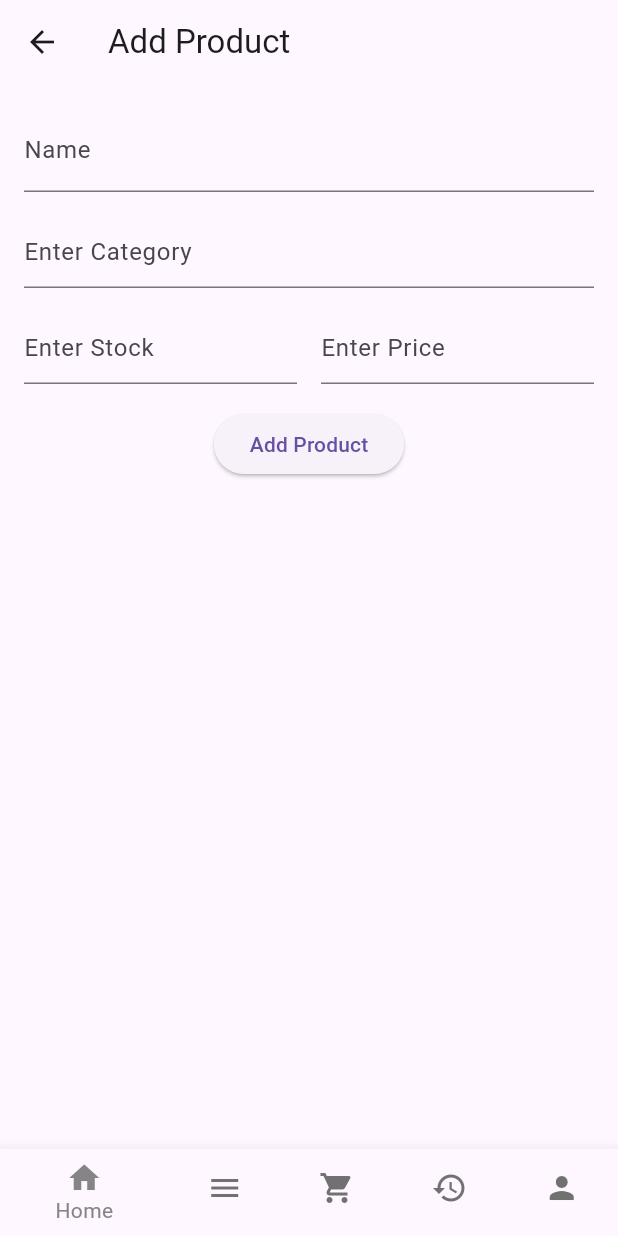
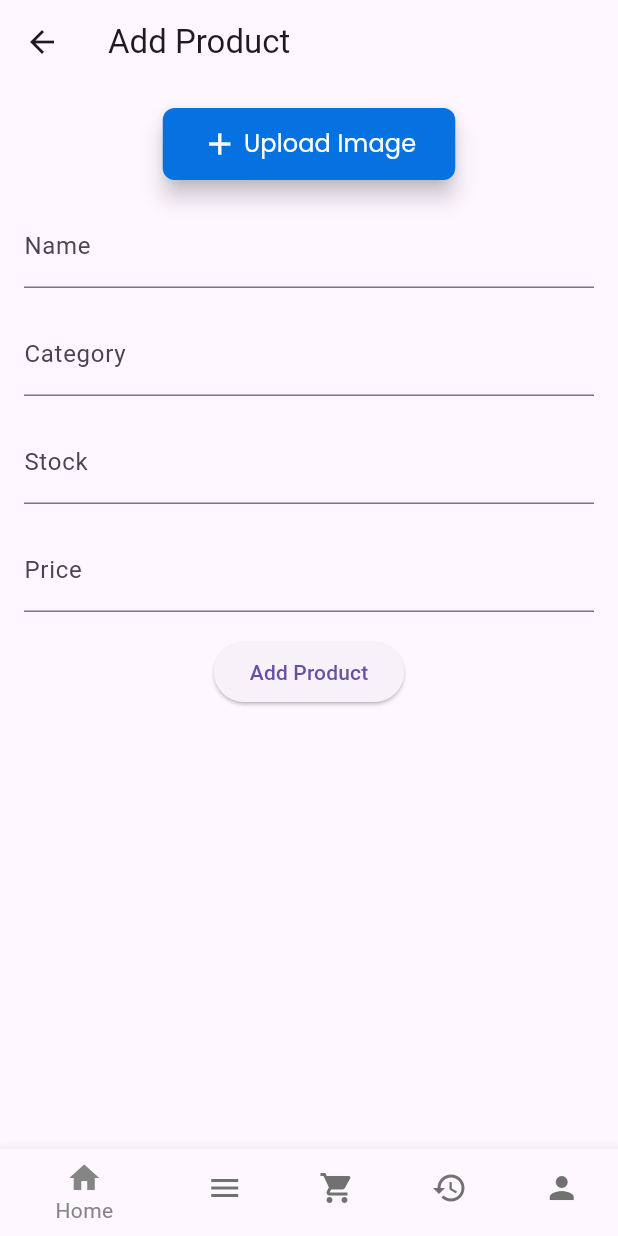
Before and after one commit to albertomarkallen/OneSync, a Flutter app: the screen it shows after launch, item 2 of the bottom bar chosen, after a tap on the "add" icon, on a phone screen of 412 x 824 dp. Run offline on Flutter 3.47's test engine with Material 3 defaults, Android fonts, the phone set to English and light mode, and no system bars; our stand-ins replace cloud_firestore, dotted_border, firebase_auth, firebase_core, firebase_storage, image_picker; accounts and stored records are empty; network calls fail.

Commit message:
[Feature][Krennt] - Utilizing Firebase Storage for Uid based upload of Image - Refactor Implementations

```diff
--- a/lib/main.dart
+++ b/lib/main.dart
@@ -1,15 +1,15 @@
+import 'package:firebase_core/firebase_core.dart';
 import 'package:flutter/material.dart';
 import 'package:onesync/firebase_options.dart';
 import 'package:onesync/navigation.dart';
-import 'package:onesync/screens/addproduct_screen.dart';
-// ignore: unused_import
-import 'package:onesync/screens/productdetails_screen.dart';
-import 'package:firebase_core/firebase_core.dart';
+import 'package:onesync/screens/add_product_screen.dart';
+import 'package:onesync/screens/utils.dart';
 
 Future<void> main() async {
   WidgetsFlutterBinding.ensureInitialized();
   await Firebase.initializeApp(options: DefaultFirebaseOptions.currentPlatform);
-  runApp(MyApp());
+  await signInUserAnon();
+  runApp(const MyApp());
 }
 
 class MyApp extends StatelessWidget {
@@ -19,7 +19,7 @@ class MyApp extends StatelessWidget {
   Widget build(BuildContext context) {
     return MaterialApp(
       routes: {
-        '/addProduct': (context) => AddProductScreen(),
+        '/addProduct': (context) => const AddProductScreen(),
         // Other routes...
       },
       theme: ThemeData(
@@ -29,7 +29,7 @@ class MyApp extends StatelessWidget {
         appBar: AppBar(
           title: const Text('OneSync'),
         ),
-        bottomNavigationBar: Navigation(),
+        bottomNavigationBar: const Navigation(),
       ),
     );
   }
--- a/lib/navigation.dart
+++ b/lib/navigation.dart
@@ -1,7 +1,7 @@
 import 'package:flutter/material.dart';
+import 'package:onesync/screens/history_screen.dart';
 import 'package:onesync/screens/home_screen.dart';
 import 'package:onesync/screens/menu_screen.dart';
-import 'package:onesync/screens/history_screen.dart';
 import 'package:onesync/screens/order_screen.dart';
 import 'package:onesync/screens/profile_screen.dart';
 import 'package:onesync/screens/test_screen.dart';
--- /dev/null
+++ b/lib/screens/add_product_screen.dart
@@ -0,0 +1,161 @@
+import 'dart:io';
+
+import 'package:cloud_firestore/cloud_firestore.dart';
+import 'package:flutter/material.dart';
+import 'package:onesync/navigation.dart';
+import 'package:onesync/screens/utils.dart';
+
+class AddProductScreen extends StatefulWidget {
+  const AddProductScreen({Key? key}) : super(key: key);
+
+  @override
+  _AddProductScreenState createState() => _AddProductScreenState();
+}
+
+class _AddProductScreenState extends State<AddProductScreen> {
+  final _formKey = GlobalKey<FormState>();
+  final TextEditingController _nameController = TextEditingController();
+  final TextEditingController _categoryController = TextEditingController();
+  final TextEditingController _stockController = TextEditingController();
+  final TextEditingController _priceController = TextEditingController();
+
+  @override
+  void dispose() {
+    _nameController.dispose();
+    _categoryController.dispose();
+    _stockController.dispose();
+    _priceController.dispose();
+    super.dispose();
+  }
+
+  Future<void> _addProduct(BuildContext context) async {
+    if (_formKey.currentState!.validate()) {
+      try {
+        await signInUserAnon();
+        final File? imageFile = await getImageFromGallery(context);
+        if (imageFile != null) {
+          // Add image handling code here (e.g., upload to Firebase Storage)
+
+          await FirebaseFirestore.instance
+              .collection('Menu')
+              .doc(_nameController.text.trim())
+              .set({
+            'name': _nameController.text.trim(),
+            'category': _categoryController.text.trim(),
+            'stock': int.parse(_stockController.text.trim()),
+            'price': int.parse(_priceController.text.trim()),
+            // Add a reference to the image URL here if needed
+          });
+
+          Navigator.pop(context); // Navigate back after successful addition
+        } else {
+          print('No image selected');
+        }
+      } catch (e) {
+        print('Error adding product: $e');
+      }
+    }
+  }
+
+  // Add Product Screen
+  Widget build(BuildContext context) {
+    return Scaffold(
+      appBar: AppBar(title: const Text('Add Product')),
+      body: Form(
+        key: _formKey,
+        child: Padding(
+          padding: const EdgeInsets.all(16.0),
+          child: Column(
+            children: [
+              SizedBox(
+                width: 195,
+                height: 48,
+                child: FloatingActionButton(
+                  onPressed: () async {
+                    final File? selectedImage =
+                        await getImageFromGallery(context);
+                    if (selectedImage != null) {
+                      print(selectedImage); // Future Implementation of Logic
+                    } else {
+                      print('No image selected');
+                    }
+                  },
+                  backgroundColor: const Color(0xFF0671E0),
+                  shape: RoundedRectangleBorder(
+                    borderRadius: BorderRadius.circular(8),
+                  ),
+                  child: const Center(
+                    child: Row(
+                      mainAxisSize: MainAxisSize.min,
+                      children: <Widget>[
+                        Icon(Icons.add, color: Colors.white),
+                        SizedBox(width: 4),
+                        Text(
+                          'Upload Image',
+                          style: TextStyle(
+                            color: Colors.white,
+                            fontSize: 16,
+                            fontFamily: 'Poppins',
+                            fontWeight: FontWeight.w500,
+                            height: 1.2,
+                          ),
+                        ),
+                      ],
+                    ),
+                  ),
+                ),
+              ),
+              const SizedBox(height: 16.0),
+              TextFormField(
+                controller: _nameController,
+                decoration: const InputDecoration(labelText: 'Name'),
+              ),
+              const SizedBox(height: 16.0),
+              TextFormField(
+                controller: _categoryController,
+                decoration: const InputDecoration(labelText: 'Category'),
+              ),
+              const SizedBox(height: 16.0),
+              _buildNumberFormField(_stockController, 'Stock'),
+              const SizedBox(height: 16.0),
+              _buildNumberFormField(_priceController, 'Price'),
+              const SizedBox(height: 16.0),
+              ElevatedButton(
+                onPressed: () => _addProduct(context),
+                child: const Text('Add Product'),
+              ),
+            ],
+          ),
+        ),
+      ),
+      bottomNavigationBar: const Navigation(),
+    );
+  }
+
+  Widget _uploadImage(BuildContext context) {
+    return FloatingActionButton(
+      onPressed: () async {
+        File? selectedImage = await getImageFromGallery(context);
+        if (selectedImage != null) {
+          bool succes = await uploadFileForUser(selectedImage);
+          print(succes);
+        } else {
+          print('No image selected');
+        }
+      },
+      child: const Text('Upload Image'),
+    );
+  }
+
+// Helper method to build a number form field
+
+  Widget _buildNumberFormField(TextEditingController controller, String label) {
+    return TextFormField(
+      controller: controller,
+      decoration: InputDecoration(labelText: label),
+      keyboardType: TextInputType.number,
+      validator: (value) =>
+          value!.isEmpty ? 'Please enter a $label value' : null,
+    );
+  }
+}
--- a/lib/screens/addproduct_screen.dart
+++ /dev/null
@@ -1,115 +0,0 @@
-import 'package:flutter/material.dart';
-import 'package:cloud_firestore/cloud_firestore.dart';
-import 'package:onesync/navigation.dart';
-
-class AddProductScreen extends StatefulWidget {
-  const AddProductScreen({Key? key}) : super(key: key);
-
-  @override
-  _AddProductScreenState createState() => _AddProductScreenState();
-}
-
-class _AddProductScreenState extends State<AddProductScreen> {
-  final _formKey = GlobalKey<FormState>();
-  final _nameController = TextEditingController();
-  final _categoryController = TextEditingController();
-  final _stockController = TextEditingController();
-  final _priceController = TextEditingController();
-
-  @override
-  void dispose() {
-    _nameController.dispose();
-    _categoryController.dispose();
-    _stockController.dispose();
-    _priceController.dispose();
-    super.dispose();
-  }
-
-  Future<void> _addProduct() async {
-    // Form Validation (Implement as needed)
-    if (_formKey.currentState!.validate()) {
-      try {
-        // Add product to Firestore with name as document ID
-        await FirebaseFirestore.instance
-            .collection('Menu')
-            .doc(_nameController.text.trim())
-            .set({
-          'name': _nameController.text.trim(),
-          'category': _categoryController.text.trim(),
-          'stock': int.parse(_stockController.text.trim()),
-          'price': int.parse(_priceController.text.trim()),
-        });
-
-        Navigator.pop(context); // Navigate back after successful addition
-      } catch (e) {
-        // Handle addition errors
-        print('Error adding product: $e');
-      }
-    }
-  }
-
-  @override
-  Widget build(BuildContext context) {
-    return Scaffold(
-      appBar: AppBar(title: const Text('Add Product')),
-      body: Form(
-        key: _formKey,
-        child: Padding(
-          padding: const EdgeInsets.all(16.0),
-          child: Column(
-            children: [
-              TextFormField(
-                controller: _nameController,
-                decoration: const InputDecoration(labelText: 'Name'),
-                validator: (value) =>
-                    value!.isEmpty ? 'Please enter a product name' : null,
-              ),
-              const SizedBox(height: 16.0),
-              TextFormField(
-                controller: _categoryController,
-                decoration: const InputDecoration(hintText: 'Enter Category'),
-                validator: (value) =>
-                    value!.isEmpty ? 'Please enter a category' : null,
-              ),
-              const SizedBox(height: 16.0),
-              Row(
-                mainAxisAlignment: MainAxisAlignment.spaceBetween,
-                children: [
-                  Expanded(
-                    child: TextFormField(
-                      controller: _stockController,
-                      decoration:
-                          const InputDecoration(hintText: 'Enter Stock'),
-                      keyboardType: TextInputType.number,
-                      validator: (value) =>
-                          value!.isEmpty ? 'Please enter a stock value' : null,
-                    ),
-                  ),
-                  const SizedBox(width: 16.0),
-                  Expanded(
-                    child: TextFormField(
-                      controller: _priceController,
-                      decoration:
-                          const InputDecoration(hintText: 'Enter Price'),
-                      keyboardType: TextInputType.number,
-                      validator: (value) =>
-                          value!.isEmpty ? 'Please enter a price value' : null,
-                    ),
-                  ),
-                ],
-              ),
-              const SizedBox(height: 16.0),
-              Center(
-                child: ElevatedButton(
-                  onPressed: _addProduct,
-                  child: const Text('Add Product'),
-                ),
-              ),
-            ],
-          ),
-        ),
-      ),
-      bottomNavigationBar: Navigation(),
-    );
-  }
-}
--- a/lib/screens/menu_screen.dart
+++ b/lib/screens/menu_screen.dart
@@ -1,7 +1,10 @@
 import 'package:cloud_firestore/cloud_firestore.dart';
+import 'package:dotted_border/dotted_border.dart';
 import 'package:flutter/material.dart';
+import 'package:intl/intl.dart';
 import 'package:onesync/models/models.dart';
 import 'package:onesync/navigation.dart';
+import 'package:onesync/screens/product_details_screen.dart';
 
 class MenuScreen extends StatefulWidget {
   const MenuScreen({Key? key}) : super(key: key);
@@ -16,6 +19,8 @@ class _MenuScreenState extends State<MenuScreen> {
   List<MenuItem> _displayedMenuItems = [];
   final TextEditingController _searchController = TextEditingController();
 
+  final NumberFormat _currencyFormatter =
+      NumberFormat.currency(locale: 'fil', symbol: '₱');
   @override
   void initState() {
     super.initState();
@@ -62,6 +67,32 @@ class _MenuScreenState extends State<MenuScreen> {
   // Add Product
   void _handleAddProduct() {
     Navigator.of(context).pushNamed('/addProduct');
+  }
+
+  // Widget for Add Product Button
+  Widget _addProductButton() {
+    return Padding(
+      padding: const EdgeInsets.all(14.0),
+      child: SizedBox(
+        width: 25,
+        height: 25,
+        child: Ink(
+          decoration: ShapeDecoration(
+            color: Color(0xFF4196F0),
+            shape: RoundedRectangleBorder(
+              borderRadius: BorderRadius.circular(6.24),
+            ),
+          ),
+          child: IconButton(
+            onPressed: _handleAddProduct,
+            icon: const Icon(Icons.add, color: Colors.white),
+            padding: EdgeInsets.zero,
+            iconSize: 20,
+            alignment: Alignment.center,
+          ),
+        ),
+      ),
+    );
   }
 
   // Search Bar Widget
@@ -145,7 +176,11 @@ class _MenuScreenState extends State<MenuScreen> {
   Widget _menuList(BuildContext context, MenuItem item) {
     return InkWell(
       onTap: () {
-        _filterMenuItems(item.category);
+        Navigator.of(context).push(
+          MaterialPageRoute(
+            builder: (context) => ProductDetailsScreen(product: item),
+          ),
+        );
       },
       child: Container(
         width: 110,
@@ -217,7 +252,7 @@ class _MenuScreenState extends State<MenuScreen> {
                             color: Color(
                                 0xFF0663C7), // Consider defining this color in your theme settings
                             fontSize: 10,
-                            fontFamily: 'Poppins',
+                            fontFamily: 'Inter',
                             fontWeight: FontWeight.w600,
                           ),
                         ),
@@ -239,14 +274,66 @@ class _MenuScreenState extends State<MenuScreen> {
       child: GridView.builder(
         padding: const EdgeInsets.all(16.0),
         gridDelegate: const SliverGridDelegateWithFixedCrossAxisCount(
-          crossAxisCount: 3,
+          crossAxisCount: 3, // Change cross axis count as needed
           crossAxisSpacing: 6.0,
           mainAxisSpacing: 8.0,
           childAspectRatio: 0.88,
         ),
-        itemCount: _displayedMenuItems.length,
+        itemCount:
+            _displayedMenuItems.length + 1, // +1 for the 'Add Product' card
         itemBuilder: (context, index) {
-          return _menuList(context, _displayedMenuItems[index]);
+          if (index == 0) {
+            return DottedBorder(
+              color: const Color(0xFF4196F0),
+              dashPattern: const [6, 3],
+              strokeWidth: 1,
+              radius: const Radius.circular(5.23),
+              borderType: BorderType.RRect,
+              child: SizedBox(
+                  width: double.infinity,
+                  height: double.infinity,
+                  child: Card(
+                    color: const Color(0xFFEEF5FC),
+                    elevation: 0,
+                    child: IconButton(
+                      onPressed: _handleAddProduct,
+                      iconSize:
+                          30.0, // This property might not be necessary depending on your layout intentions.
+                      color: Colors.white,
+                      icon: Column(
+                        mainAxisSize: MainAxisSize.min,
+                        mainAxisAlignment: MainAxisAlignment.center,
+                        children: <Widget>[
+                          Container(
+                            width: 20.58,
+                            height: 20.58,
+                            alignment: Alignment.center,
+                            decoration: BoxDecoration(
+                              color: const Color(0xFF4196F0),
+                              borderRadius: BorderRadius.circular(6.24),
+                            ),
+                            child: const Icon(Icons.add, size: 12.12),
+                          ),
+                          const Padding(
+                            padding: EdgeInsets.only(top: 4.0),
+                            child: Text(
+                              'Add Product',
+                              style: TextStyle(
+                                color: Color(0xFF4196F0),
+                                fontSize: 9.14,
+                                fontFamily: 'Poppins',
+                                fontWeight: FontWeight.w400,
+                              ),
+                            ),
+                          )
+                        ],
+                      ),
+                    ),
+                  )),
+            );
+          } else {
+            return _menuList(context, _displayedMenuItems[index - 1]);
+          }
         },
       ),
     );
@@ -273,7 +360,7 @@ class _MenuScreenState extends State<MenuScreen> {
               height: 25,
               child: Ink(
                 decoration: ShapeDecoration(
-                  color: Color(0xFF4196F0),
+                  color: const Color(0xFF4196F0),
                   shape: RoundedRectangleBorder(
                     borderRadius: BorderRadius.circular(6.24),
                   ),
--- a/lib/screens/productdetails_screen.dart
+++ b/lib/screens/product_details_screen.dart
@@ -1,4 +1,5 @@
 import 'package:flutter/material.dart';
+
 import '../models/models.dart';
 
 class ProductDetailsScreen extends StatefulWidget {
--- /dev/null
+++ b/lib/screens/utils.dart
@@ -0,0 +1,46 @@
+import 'dart:io';
+
+import 'package:firebase_auth/firebase_auth.dart';
+import 'package:firebase_storage/firebase_storage.dart';
+import 'package:flutter/material.dart';
+import 'package:image_picker/image_picker.dart';
+
+Future<void> signInUserAnon() async {
+  try {
+    final UserCredential userCredential =
+        await FirebaseAuth.instance.signInAnonymously();
+    print('User signed in: ${userCredential.user!.uid}');
+  } catch (e) {
+    print('Error signing in: $e');
+  }
+}
+
+Future<File?> getImageFromGallery(BuildContext context) async {
+  try {
+    final ImagePicker _picker = ImagePicker();
+    // Pick an image
+    final XFile? image = await _picker.pickImage(source: ImageSource.gallery);
+    if (image != null) {
+      return File(image.path); // Convert XFile to File
+    }
+  } catch (e) {
+    print('Error getting image: $e');
+    return null;
+  }
+}
+
+Future<bool> uploadFileForUser(File file) async {
+  try {
+    final userId = FirebaseAuth.instance.currentUser?.uid;
+    final storageRef = FirebaseStorage.instance.ref();
+    final fileName = file.path.split('/').last;
+    final timestamp = DateTime.now().microsecondsSinceEpoch;
+    final uploadRef =
+        storageRef.child('$userId/uploads/products/$timestamp-$fileName');
+    await uploadRef.putFile(file);
+    return true;
+  } catch (e) {
+    print('Error uploading file: $e');
+    return false;
+  }
+}
```
Also changed, not shown: lib/models/models.dart (+5 -5 lines), pubspec.yaml (+5 -2 lines), pubspec.lock, 3 other files.
